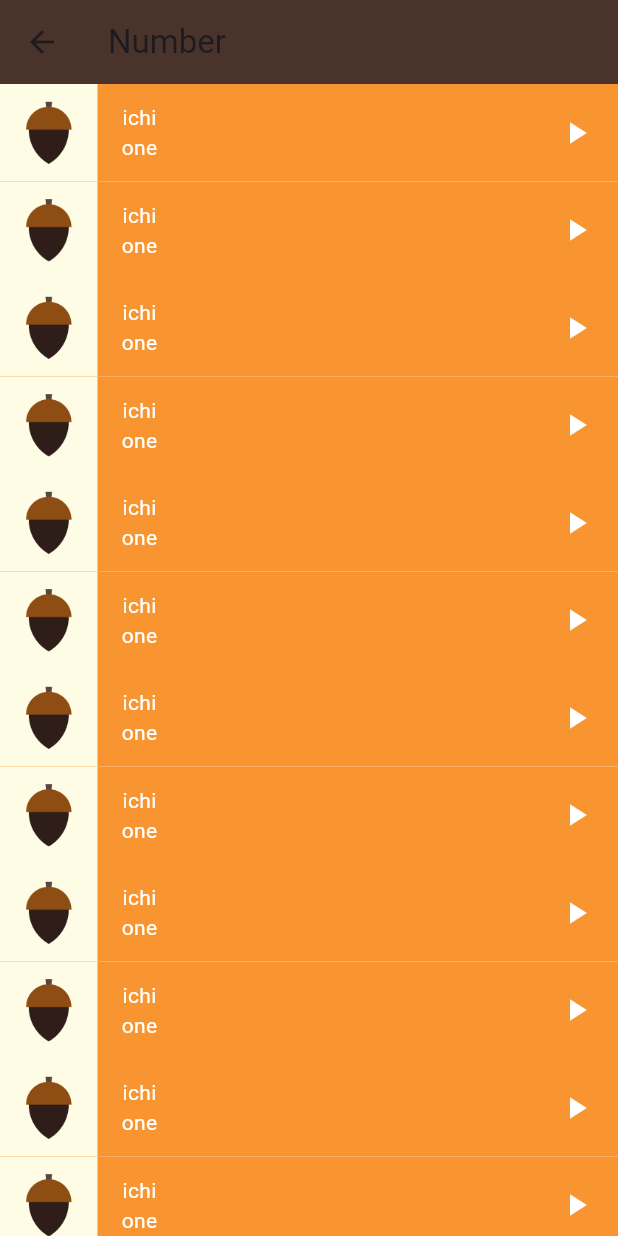
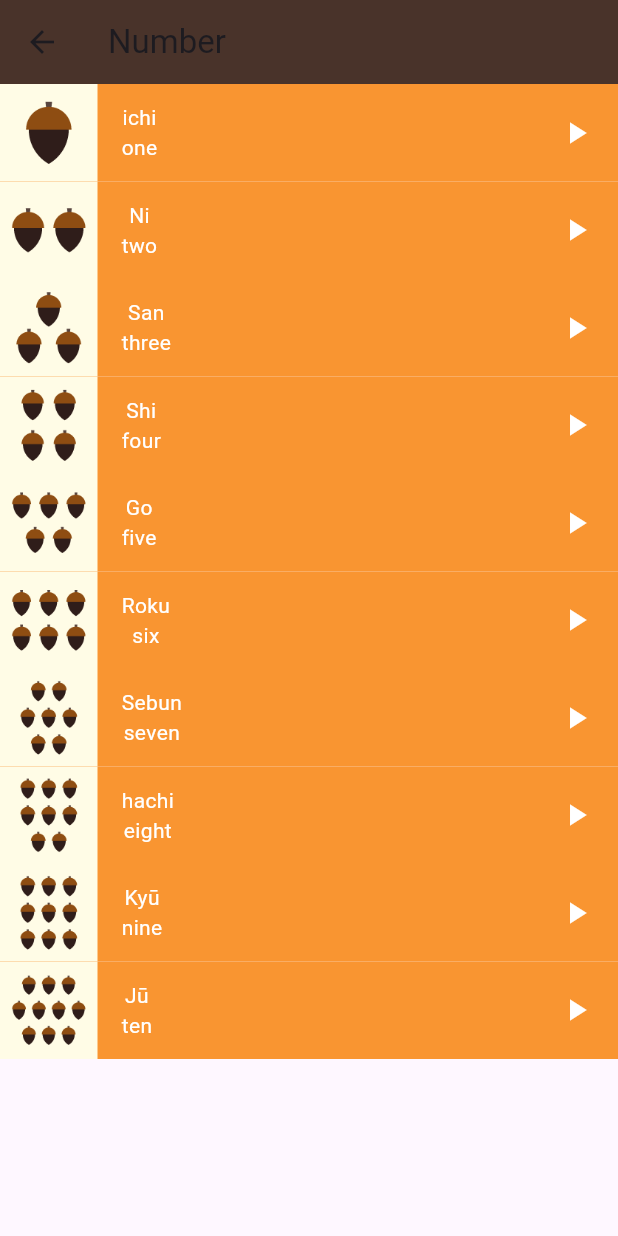
Before and after one commit to MohamedHamedAbdulhakam/Toku-, a Flutter app: the NumbersPage screen opened directly, on a phone screen of 412 x 824 dp. Run offline on Flutter 3.47's test engine with Material 3 defaults, Android fonts, the phone set to English and light mode, and no system bars.

Commit message:
creating list of numbers

```diff
--- a/lib/screens/number_page.dart
+++ b/lib/screens/number_page.dart
@@ -6,10 +6,70 @@
 
 class NumbersPage extends StatelessWidget {
   const NumbersPage({Key? key}) : super(key: key);
-  final Number one = const Number(
-      image: "assets/images/numbers/number_one.png",
-      jpName: "ichi",
-      enName: "one");
+
+     final List<Number> numbers = const [
+    Number(
+
+      jpName: 'ichi',
+      enName: 'one',
+      image: 'assets/images/numbers/number_one.png',
+    ),
+    Number(
+
+      jpName: 'Ni',
+      enName: 'two',
+      image: 'assets/images/numbers/number_two.png',
+    ),
+    Number(
+
+      jpName: 'San',
+      enName: 'three',
+      image: 'assets/images/numbers/number_three.png',
+    ),
+    Number(
+
+      jpName: 'Shi',
+      enName: 'four',
+      image: 'assets/images/numbers/number_four.png',
+    ),
+    Number(
+
+      jpName: 'Go',
+      enName: 'five',
+      image: 'assets/images/numbers/number_five.png',
+    ),
+    Number(
+
+      jpName: 'Roku',
+      enName: 'six',
+      image: 'assets/images/numbers/number_six.png',
+    ),
+    Number(
+
+      jpName: 'Sebun',
+      enName: 'seven',
+      image: 'assets/images/numbers/number_seven.png',
+    ),
+    Number(
+
+      jpName: 'hachi',
+      enName: 'eight',
+      image: 'assets/images/numbers/number_eight.png',
+    ),
+    Number(
+
+      jpName: 'Kyū',
+      enName: 'nine',
+      image: 'assets/images/numbers/number_nine.png',
+    ),
+    Number(
+
+      jpName: 'Jū',
+      enName: 'ten',
+      image: 'assets/images/numbers/number_ten.png',
+    ),
+  ];
+
 
   @override
   Widget build(BuildContext context) {
@@ -20,42 +80,18 @@
         ),
         body: ListView(
           children: [
-            Item(number: one),
-            Item(number: one),
-            Item(number: one),
-            Item(number: one),
-            Item(number: one),
-            Item(number: one),
-            Item(number: one),
-            Item(number: one),
-            Item(number: one),
-            Item(number: one),
-            Item(number: one),
-            Item(number: one),
-            Item(number: one),
-            Item(number: one),
-            Item(number: one),
-            Item(number: one),
-            Item(number: one),
-            Item(number: one),
-            Item(number: one),
-            Item(number: one),
-            Item(number: one),
-            Item(number: one),
-            Item(number: one),
-            Item(number: one),
-            Item(number: one),
-            Item(number: one),
-            Item(number: one),
-            Item(number: one),
-            Item(number: one),
-            Item(number: one),
-            Item(number: one),
-            Item(number: one),
-            Item(number: one),
-            Item(number: one),
-            Item(number: one),
-            Item(number: one),
+            Item(number: numbers[0]),
+            Item(number: numbers[1]),
+            Item(number: numbers[2]),
+            Item(number: numbers[3]),
+            Item(number: numbers[4]),
+            Item(number: numbers[5]),
+            Item(number: numbers[6]),
+            Item(number: numbers[7]),
+            Item(number: numbers[8]),
+            Item(number: numbers[9]),
+
+
           ],
         ));
   }
```
